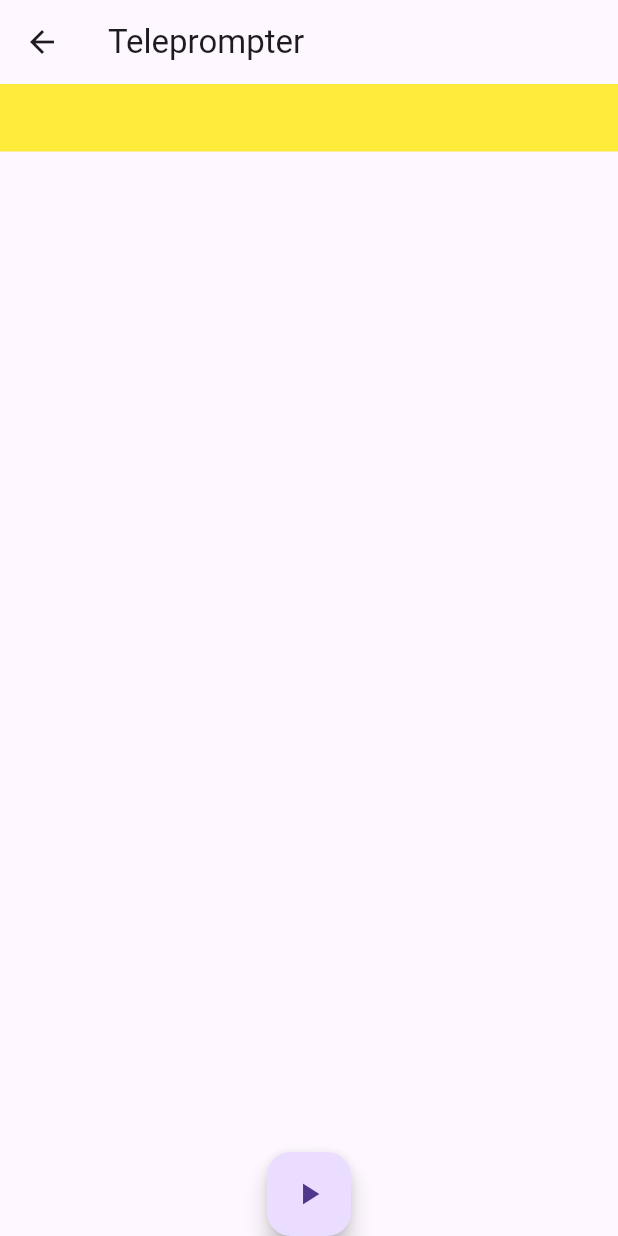
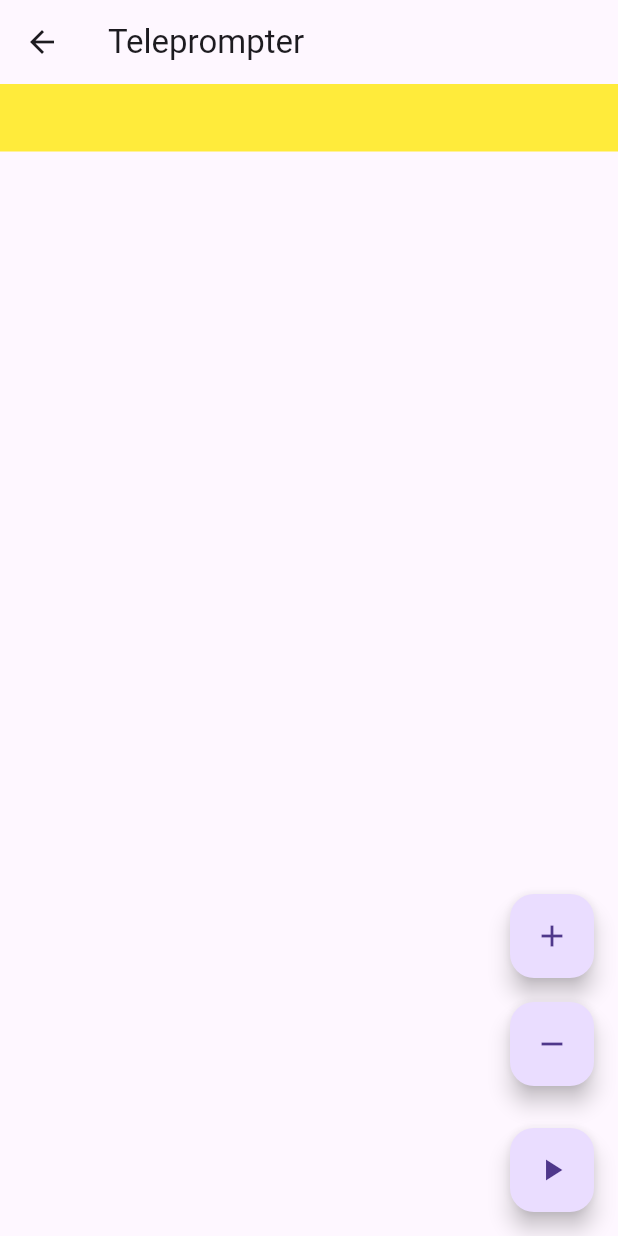
Before and after one commit to leothelindo/booked_app_v2, a Flutter app: the screen it shows after launch, after a tap on "Open Teleprompter", on a phone screen of 412 x 824 dp. Run offline on Flutter 3.47's test engine with Material 3 defaults, Android fonts, the phone set to English and light mode, and no system bars; our stand-ins replace file_picker, flutter_tts, speech_to_text; missing offline and left inert: pdf_text.

Commit message:
updated teleprompter, but scrolling is a bit boofed

```diff
--- a/lib/main.dart
+++ b/lib/main.dart
@@ -192,6 +192,9 @@ class _TeleprompterScreenState extends State<TeleprompterScreen> {
   bool isListening = false;
   bool ttsSpeaking = false;
 
+  // Initial font size
+  double _fontSize = 20.0;
+
   @override
   void initState() {
     super.initState();
@@ -211,7 +214,7 @@ class _TeleprompterScreenState extends State<TeleprompterScreen> {
     if (currentLineIndex < lines.length) {
       String line = lines[currentLineIndex];
 
-      if (line.contains(RegExp(r'{.*}'))) {
+      if (line.contains(RegExp(r'\[.*\]'))) {
         // User needs to say this line
         await _waitForUserToSpeak(line);
       } else {
@@ -242,13 +245,13 @@ class _TeleprompterScreenState extends State<TeleprompterScreen> {
 
   // Wait for the user to speak the line
   Future<void> _waitForUserToSpeak(String line) async {
-    String lineWithoutBraces = line.replaceAll(RegExp(r'[{}]'), ''); // Remove the curly braces
+    String lineWithoutBrackets = line.replaceAll(RegExp(r'[\[\]]'), ''); // Remove the square brackets
     setState(() {
       isListening = true;
     });
 
     await _speech.listen(onResult: (result) {
-      if (result.recognizedWords.toLowerCase() == lineWithoutBraces.toLowerCase()) {
+      if (result.recognizedWords.toLowerCase() == lineWithoutBrackets.toLowerCase()) {
         // User spoke the correct line
         _speech.stop();
       }
@@ -263,11 +266,29 @@ class _TeleprompterScreenState extends State<TeleprompterScreen> {
     });
   }
 
+  // Increase font size
+  void _increaseFontSize() {
+    setState(() {
+      _fontSize += 2.0; // Increase by 2 points
+    });
+  }
+
+  // Decrease font size
+  void _decreaseFontSize() {
+    setState(() {
+      if (_fontSize > 10) _fontSize -= 2.0; // Decrease by 2 points but ensure it doesn't go below 10
+    });
+  }
+
   @override
   Widget build(BuildContext context) {
     return Scaffold(
       appBar: AppBar(title: Text('Teleprompter')),
-      body: Column(
+      body: Stack(
+        children: [
+          // Teleprompter content
+          Positioned.fill(
+            child: Column(
               children: [
                 Expanded(
                   child: ListView.builder(
@@ -279,18 +300,174 @@ class _TeleprompterScreenState extends State<TeleprompterScreen> {
                         color: index == currentLineIndex ? Colors.yellow : Colors.white,
                         child: Text(
                           lines[index],
-                    style: TextStyle(fontSize: 20),
+                          style: TextStyle(fontSize: _fontSize),
                         ),
                       );
                     },
                   ),
                 ),
+              ],
+            ),
+          ),
+
+          // Floating Action Buttons for font size control
+          Positioned(
+            right: 16,
+            bottom: 100,
+            child: Column(
+              children: [
+                // Increase font size button
                 FloatingActionButton(
+                  heroTag: 'increase_font',
+                  onPressed: _increaseFontSize,
+                  child: Icon(Icons.add),
+                ),
+                SizedBox(height: 16), // Spacing between buttons
+                // Decrease font size button
+                FloatingActionButton(
+                  heroTag: 'decrease_font',
+                  onPressed: _decreaseFontSize,
+                  child: Icon(Icons.remove),
+                ),
+              ],
+            ),
+          ),
+
+          // Play button for highlighting and scrolling
+          Positioned(
+            right: 16,
+            bottom: 16,
+            child: FloatingActionButton(
+              heroTag: 'play',
               onPressed: highlightNextLine, // Start highlighting the lines
               child: Icon(Icons.play_arrow),
+            ),
           ),
         ],
       ),
     );
   }
 }
+
+
+// // Teleprompter screen with scrolling and highlighting
+// class TeleprompterScreen extends StatefulWidget {
+//   final String text;
+
+//   TeleprompterScreen({required this.text});
+
+//   @override
+//   _TeleprompterScreenState createState() => _TeleprompterScreenState();
+// }
+
+// class _TeleprompterScreenState extends State<TeleprompterScreen> {
+//   int currentLineIndex = 0;
+//   ScrollController _scrollController = ScrollController();
+//   List<String> lines = [];
+//   FlutterTts flutterTts = FlutterTts();
+//   stt.SpeechToText _speech = stt.SpeechToText();
+//   bool isListening = false;
+//   bool ttsSpeaking = false;
+
+//   @override
+//   void initState() {
+//     super.initState();
+//     lines = widget.text.split('\n'); // Split the input text into lines
+//     _initSpeech();
+//   }
+
+//   Future<void> _initSpeech() async {
+//     bool available = await _speech.initialize();
+//     if (available) {
+//       setState(() {});
+//     }
+//   }
+
+//   // Highlight the current line and move to the next line when needed
+//   void highlightNextLine() async {
+//     if (currentLineIndex < lines.length) {
+//       String line = lines[currentLineIndex];
+
+//       if (line.contains(RegExp(r'[.*]'))) {
+//         // User needs to say this line
+//         await _waitForUserToSpeak(line);
+//       } else {
+//         // TTS speaks this line
+//         await _speakLine(line);
+//       }
+
+//       setState(() {
+//         if (currentLineIndex < lines.length - 1) {
+//           currentLineIndex++;
+//           _scrollController.animateTo(
+//             currentLineIndex * 40.0, // Adjust based on line height
+//             duration: Duration(milliseconds: 300),
+//             curve: Curves.easeInOut,
+//           );
+//         }
+//       });
+//     }
+//   }
+
+//   // Speak the line using TTS
+//   Future<void> _speakLine(String line) async {
+//     ttsSpeaking = true;
+//     await flutterTts.speak(line);
+//     await flutterTts.awaitSpeakCompletion(true); // Wait until TTS finishes
+//     ttsSpeaking = false;
+//   }
+
+//   // Wait for the user to speak the line
+//   Future<void> _waitForUserToSpeak(String line) async {
+//     String lineWithoutBraces = line.replaceAll(RegExp(r'[{}]'), ''); // Remove the curly braces
+//     setState(() {
+//       isListening = true;
+//     });
+
+//     await _speech.listen(onResult: (result) {
+//       if (result.recognizedWords.toLowerCase() == lineWithoutBraces.toLowerCase()) {
+//         // User spoke the correct line
+//         _speech.stop();
+//       }
+//     });
+
+//     // Timeout in case user doesn't speak within 10 seconds
+//     await Future.delayed(Duration(seconds: 10));
+//     _speech.stop();
+
+//     setState(() {
+//       isListening = false;
+//     });
+//   }
+
+//   @override
+//   Widget build(BuildContext context) {
+//     return Scaffold(
+//       appBar: AppBar(title: Text('Teleprompter')),
+//       body: Column(
+//         children: [
+//           Expanded(
+//             child: ListView.builder(
+//               controller: _scrollController,
+//               itemCount: lines.length,
+//               itemBuilder: (context, index) {
+//                 return Container(
+//                   padding: EdgeInsets.all(8.0),
+//                   color: index == currentLineIndex ? Colors.yellow : Colors.white,
+//                   child: Text(
+//                     lines[index],
+//                     style: TextStyle(fontSize: 20),
+//                   ),
+//                 );
+//               },
+//             ),
+//           ),
+//           FloatingActionButton(
+//             onPressed: highlightNextLine, // Start highlighting the lines
+//             child: Icon(Icons.play_arrow),
+//           ),
+//         ],
+//       ),
+//     );
+//   }
+// }
```
Lines whose indentation alone changed are shown as unchanged.
